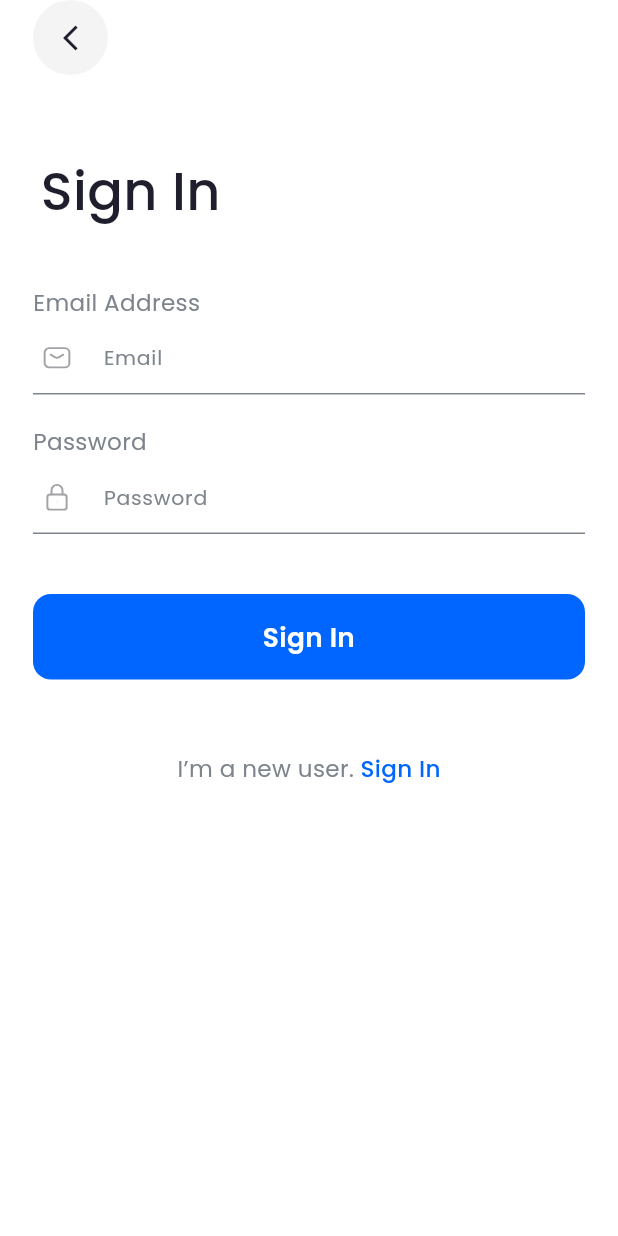
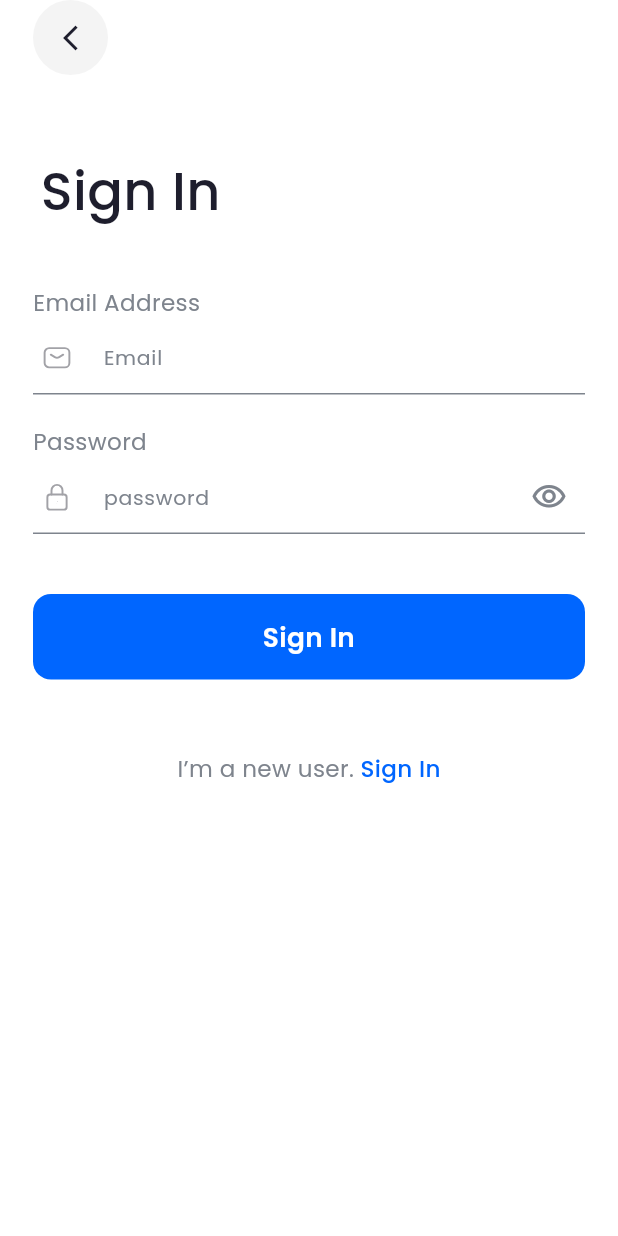
Before and after one commit to ayhem8hamdi/Banking-mobile-app, a Flutter app: the SignInScreen screen opened by its route, on a phone screen of 412 x 824 dp. Run offline on Flutter 3.47's test engine with Material 3 defaults, Android fonts, the phone set to English and light mode, and no system bars; our stand-ins replace device_preview, flutter_svg, gap, go_router, google_fonts, shared_preferences and 1 more; accounts and stored records are empty.

Commit message:
create form password field

```diff
--- a/banking_app/lib/features/auth/presentation/views/widgets/form_text_field.dart
+++ b/banking_app/lib/features/auth/presentation/views/widgets/form_text_field.dart
@@ -7,7 +7,6 @@ class FormTextField extends StatelessWidget {
   final TextEditingController controller;
   final String iconAsset;
   final String? Function(String?)? validator;
-  final bool obscureText;
   final TextInputType keyboardType;
 
   const FormTextField({
@@ -16,7 +15,6 @@ class FormTextField extends StatelessWidget {
     required this.controller,
     required this.iconAsset,
     this.validator,
-    this.obscureText = false,
     this.keyboardType = TextInputType.text,
   });
 
@@ -27,7 +25,6 @@ class FormTextField extends StatelessWidget {
     return TextFormField(
       controller: controller,
       validator: validator,
-      obscureText: obscureText,
       keyboardType: keyboardType,
       style: AppStyles.styleRegular14(
         context,
@@ -61,3 +58,65 @@ class TextFieldPrefixIcon extends StatelessWidget {
     );
   }
 }
+
+class FormPasswordField extends StatefulWidget {
+  final String hintText;
+  final TextEditingController controller;
+  final String iconAsset;
+  final String? Function(String?)? validator;
+  final TextInputType keyboardType;
+
+  const FormPasswordField({
+    super.key,
+    required this.hintText,
+    required this.controller,
+    required this.iconAsset,
+    this.validator,
+    this.keyboardType = TextInputType.text,
+  });
+
+  @override
+  State<FormPasswordField> createState() => _FormPasswordFieldState();
+}
+
+class _FormPasswordFieldState extends State<FormPasswordField> {
+  bool showPassword = false;
+  void _updatePasswordState() {
+    setState(() {
+      showPassword = !showPassword;
+    });
+  }
+
+  @override
+  Widget build(BuildContext context) {
+    final cs = Theme.of(context).colorScheme;
+
+    return TextFormField(
+      controller: widget.controller,
+      validator: widget.validator,
+      obscureText: showPassword == true ? false : true,
+      keyboardType: widget.keyboardType,
+      style: AppStyles.styleRegular14(
+        context,
+      ).copyWith(color: cs.onSurface, fontSize: 15),
+      decoration: InputDecoration(
+        hintText: widget.hintText,
+        hintStyle: AppStyles.styleRegular14(context).copyWith(fontSize: 13.6),
+        prefixIcon: TextFieldPrefixIcon(icon: widget.iconAsset),
+        prefixIconConstraints: const BoxConstraints(minWidth: 0, minHeight: 0),
+        suffixIcon: GestureDetector(
+          onTap: _updatePasswordState,
+          child: Icon(
+            showPassword == true
+                ? Icons.visibility_off_outlined
+                : Icons.visibility_outlined,
+            color: cs.secondary,
+          ),
+        ),
+        errorStyle: AppStyles.styleRegular14(
+          context,
+        ).copyWith(fontSize: 13.6, color: Colors.red),
+      ),
+    );
+  }
+}
--- a/banking_app/lib/features/auth/presentation/views/widgets/sign_up_form.dart
+++ b/banking_app/lib/features/auth/presentation/views/widgets/sign_up_form.dart
@@ -51,15 +51,13 @@ class _SignUpFormState extends State<SignUpForm> {
           ),
           const Gap(21),
           const FormLabel(text: "Password"),
-          FormTextField(
-            hintText: "Password",
+          FormPasswordField(
+            hintText: "password",
             controller: _passwordController,
             iconAsset: ImageAssets.passwordLock,
-            obscureText: true,
             validator: (value) =>
                 (value == null || value.isEmpty) ? "Enter password" : null,
           ),
-
           const Gap(40),
           AppButton(text: "Sign In", onPressed: _onLoginPressed),
         ],
```
Also changed, not shown: banking_app/lib/features/auth/presentation/views/widgets/form_password_field.dart (added).
